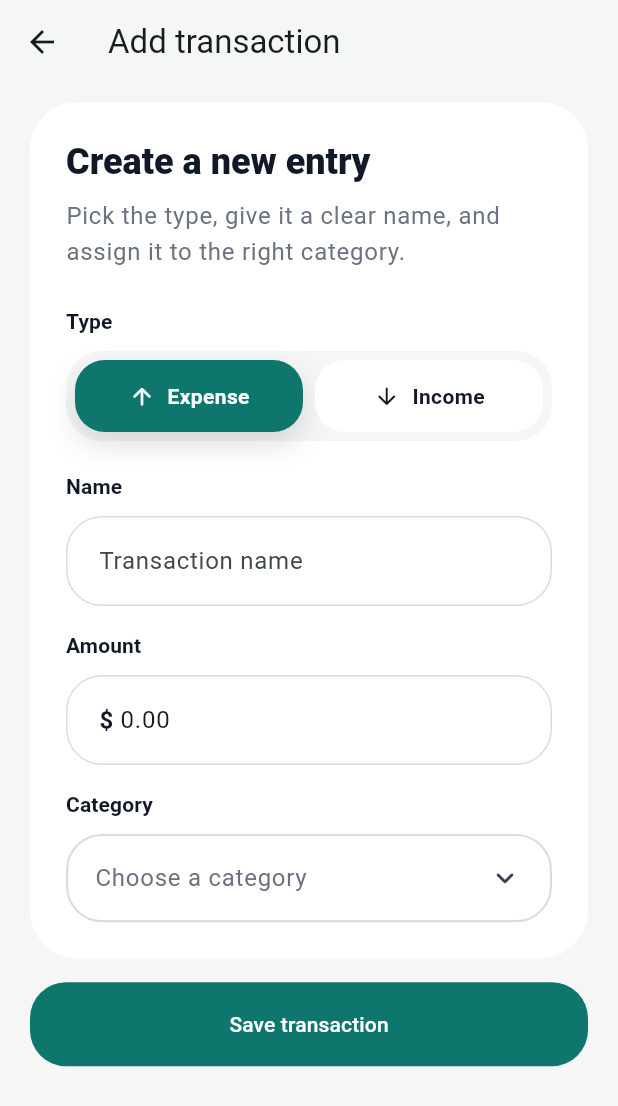
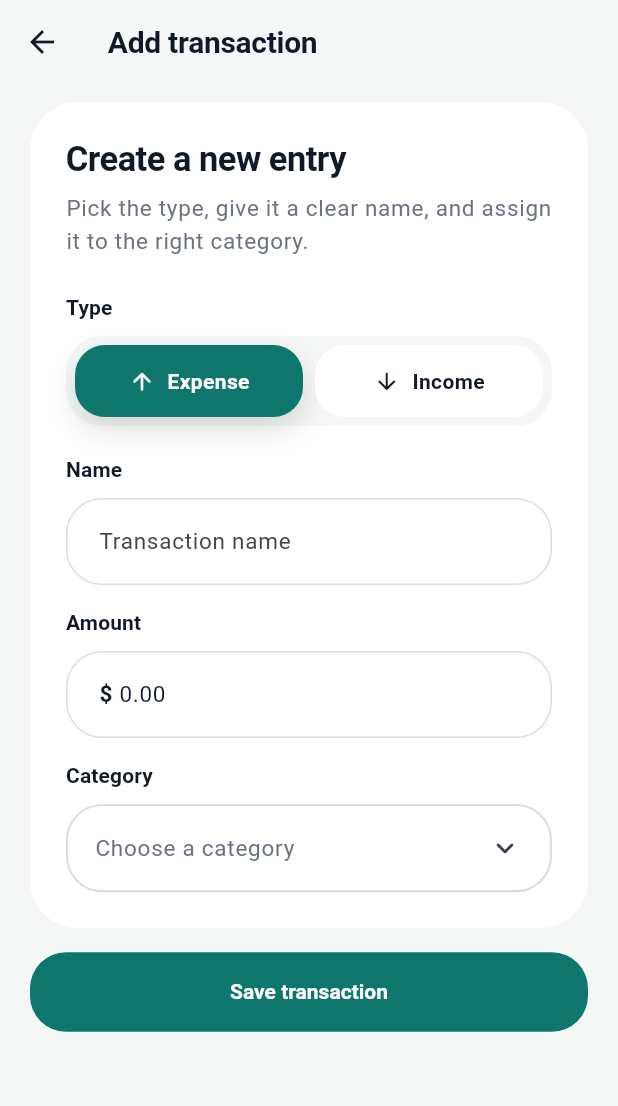
Before and after one commit to joaobartolot/expense_tracker, a Flutter app: the screen it shows after launch, after a tap on the "add" icon, on a phone screen of 412 x 824 dp. Shown: the top 1106 px of the screen. Run offline on Flutter 3.47's test engine with Material 3 defaults, Android fonts, the phone set to English and light mode, and no system bars.

Commit message:
feat: update text styles across the application for consistency and improved readability

```diff
--- a/lib/core/theme/app_theme.dart
+++ b/lib/core/theme/app_theme.dart
@@ -5,12 +5,103 @@ class AppTheme {
   const AppTheme._();
 
   static ThemeData light() {
+    final baseTextTheme = Typography.material2021().black.apply(
+      bodyColor: AppColors.textPrimary,
+      displayColor: AppColors.textPrimary,
+    );
+    final textTheme = baseTextTheme.copyWith(
+      displaySmall: baseTextTheme.displaySmall?.copyWith(
+        fontSize: 32,
+        fontWeight: FontWeight.w700,
+        letterSpacing: -0.8,
+        height: 1.1,
+      ),
+      headlineMedium: baseTextTheme.headlineMedium?.copyWith(
+        fontSize: 29,
+        fontWeight: FontWeight.w600,
+        letterSpacing: -0.5,
+        height: 1.15,
+      ),
+      headlineSmall: baseTextTheme.headlineSmall?.copyWith(
+        fontSize: 23,
+        fontWeight: FontWeight.w600,
+        letterSpacing: -0.35,
+        height: 1.2,
+      ),
+      titleLarge: baseTextTheme.titleLarge?.copyWith(
+        fontSize: 20,
+        fontWeight: FontWeight.w600,
+        letterSpacing: -0.2,
+        height: 1.2,
+      ),
+      titleMedium: baseTextTheme.titleMedium?.copyWith(
+        fontSize: 17,
+        fontWeight: FontWeight.w600,
+        letterSpacing: -0.1,
+        height: 1.25,
+      ),
+      titleSmall: baseTextTheme.titleSmall?.copyWith(
+        fontSize: 14,
+        fontWeight: FontWeight.w600,
+        height: 1.3,
+      ),
+      bodyLarge: baseTextTheme.bodyLarge?.copyWith(
+        fontSize: 15,
+        fontWeight: FontWeight.w400,
+        height: 1.45,
+      ),
+      bodyMedium: baseTextTheme.bodyMedium?.copyWith(
+        fontSize: 14,
+        fontWeight: FontWeight.w400,
+        height: 1.4,
+      ),
+      bodySmall: baseTextTheme.bodySmall?.copyWith(
+        fontSize: 12,
+        fontWeight: FontWeight.w400,
+        height: 1.35,
+      ),
+      labelLarge: baseTextTheme.labelLarge?.copyWith(
+        fontSize: 14,
+        fontWeight: FontWeight.w600,
+        height: 1.2,
+      ),
+    );
+
     return ThemeData(
       colorScheme: ColorScheme.fromSeed(
         seedColor: AppColors.brand,
         brightness: Brightness.light,
       ),
       scaffoldBackgroundColor: AppColors.background,
+      textTheme: textTheme,
+      appBarTheme: AppBarTheme(
+        centerTitle: false,
+        backgroundColor: AppColors.background,
+        foregroundColor: AppColors.textPrimary,
+        surfaceTintColor: Colors.transparent,
+        titleTextStyle: textTheme.titleLarge,
+      ),
+      filledButtonTheme: FilledButtonThemeData(
+        style: FilledButton.styleFrom(
+          textStyle: textTheme.labelLarge?.copyWith(
+            fontWeight: FontWeight.w600,
+          ),
+        ),
+      ),
+      outlinedButtonTheme: OutlinedButtonThemeData(
+        style: OutlinedButton.styleFrom(
+          textStyle: textTheme.labelLarge?.copyWith(
+            fontWeight: FontWeight.w600,
+          ),
+        ),
+      ),
+      textButtonTheme: TextButtonThemeData(
+        style: TextButton.styleFrom(
+          textStyle: textTheme.labelLarge?.copyWith(
+            fontWeight: FontWeight.w600,
+          ),
+        ),
+      ),
       useMaterial3: true,
     );
   }
--- a/lib/core/widgets/app_text_input.dart
+++ b/lib/core/widgets/app_text_input.dart
@@ -33,7 +33,7 @@ class AppTextInput extends StatelessWidget {
         Text(
           label,
           style: theme.textTheme.titleSmall?.copyWith(
-            fontWeight: FontWeight.w700,
+            fontWeight: FontWeight.w600,
             color: AppColors.textPrimary,
           ),
         ),
@@ -61,7 +61,7 @@ class AppTextInput extends StatelessWidget {
             prefixStyle:
                 prefixStyle ??
                 theme.textTheme.bodyLarge?.copyWith(
-                  fontWeight: FontWeight.w700,
+                  fontWeight: FontWeight.w600,
                   color: AppColors.textPrimary,
                 ),
             enabledBorder: _border(AppColors.border),
--- a/lib/core/widgets/custom_dropdown_selector.dart
+++ b/lib/core/widgets/custom_dropdown_selector.dart
@@ -87,7 +87,7 @@ class _CustomDropdownSelectorState<T> extends State<CustomDropdownSelector<T>>
         Text(
           widget.label,
           style: theme.textTheme.titleSmall?.copyWith(
-            fontWeight: FontWeight.w700,
+            fontWeight: FontWeight.w600,
             color: AppColors.textPrimary,
           ),
         ),
@@ -229,7 +229,7 @@ class _DropdownSelectorContent<T> extends StatelessWidget {
               Text(
                 item.label,
                 style: theme.textTheme.bodyLarge?.copyWith(
-                  fontWeight: FontWeight.w700,
+                  fontWeight: FontWeight.w600,
                   color: AppColors.textPrimary,
                 ),
               ),
--- a/lib/core/widgets/segmented_toggle_field.dart
+++ b/lib/core/widgets/segmented_toggle_field.dart
@@ -37,7 +37,7 @@ class SegmentedToggleField<T> extends StatelessWidget {
         Text(
           label,
           style: theme.textTheme.titleSmall?.copyWith(
-            fontWeight: FontWeight.w700,
+            fontWeight: FontWeight.w600,
             color: AppColors.textPrimary,
           ),
         ),
@@ -113,7 +113,7 @@ class _SegmentedToggleOption<T> extends StatelessWidget {
               item.label,
               style: TextStyle(
                 color: foregroundColor,
-                fontWeight: FontWeight.w700,
+                fontWeight: FontWeight.w600,
               ),
             ),
           ],
--- a/lib/features/categories/presentation/pages/add_category_page.dart
+++ b/lib/features/categories/presentation/pages/add_category_page.dart
@@ -132,7 +132,7 @@ class _AddCategoryPageState extends State<AddCategoryPage> {
                     Text(
                       'Create a new category',
                       style: theme.textTheme.headlineSmall?.copyWith(
-                        fontWeight: FontWeight.w800,
+                        fontWeight: FontWeight.w600,
                         color: AppColors.textPrimary,
                       ),
                     ),
--- a/lib/features/categories/presentation/pages/categories_page.dart
+++ b/lib/features/categories/presentation/pages/categories_page.dart
@@ -68,7 +68,7 @@ class _CategoriesPageState extends State<CategoriesPage> {
           Text(
             'Categories',
             style: theme.textTheme.headlineMedium?.copyWith(
-              fontWeight: FontWeight.w700,
+              fontWeight: FontWeight.w600,
               color: AppColors.textPrimary,
             ),
           ),
@@ -179,7 +179,7 @@ class _CategoryStat extends StatelessWidget {
           Text(
             value,
             style: theme.textTheme.headlineSmall?.copyWith(
-              fontWeight: FontWeight.w800,
+              fontWeight: FontWeight.w700,
               color: accentColor,
             ),
           ),
--- a/lib/features/categories/presentation/widgets/category_icon_picker.dart
+++ b/lib/features/categories/presentation/widgets/category_icon_picker.dart
@@ -164,7 +164,7 @@ class _CategoryIconPickerDialogState extends State<_CategoryIconPickerDialog> {
                       child: Text(
                         'Choose an icon',
                         style: theme.textTheme.headlineSmall?.copyWith(
-                          fontWeight: FontWeight.w800,
+                          fontWeight: FontWeight.w600,
                           color: AppColors.textPrimary,
                         ),
                       ),
@@ -233,7 +233,7 @@ class _CategoryIconPickerDialogState extends State<_CategoryIconPickerDialog> {
                           'No icons match your search.',
                           style: theme.textTheme.bodyLarge?.copyWith(
                             color: AppColors.textPrimary,
-                            fontWeight: FontWeight.w700,
+                            fontWeight: FontWeight.w600,
                           ),
                         ),
                       ],
--- a/lib/features/categories/presentation/widgets/category_section.dart
+++ b/lib/features/categories/presentation/widgets/category_section.dart
@@ -27,7 +27,7 @@ class CategorySection extends StatelessWidget {
           Text(
             title,
             style: theme.textTheme.titleMedium?.copyWith(
-              fontWeight: FontWeight.w700,
+              fontWeight: FontWeight.w600,
               color: AppColors.textPrimary,
             ),
           ),
--- a/lib/features/categories/presentation/widgets/category_tile.dart
+++ b/lib/features/categories/presentation/widgets/category_tile.dart
@@ -42,7 +42,7 @@ class CategoryTile extends StatelessWidget {
                   category.name,
                   style: const TextStyle(
                     fontSize: 16,
-                    fontWeight: FontWeight.w700,
+                    fontWeight: FontWeight.w600,
                     color: AppColors.textPrimary,
                   ),
                 ),
@@ -70,7 +70,7 @@ class CategoryTile extends StatelessWidget {
               isIncome ? 'Income' : 'Expense',
               style: TextStyle(
                 fontSize: 12,
-                fontWeight: FontWeight.w700,
+                fontWeight: FontWeight.w600,
                 color: isIncome ? AppColors.income : AppColors.iconMuted,
               ),
             ),
--- a/lib/features/navigation/presentation/pages/app_shell.dart
+++ b/lib/features/navigation/presentation/pages/app_shell.dart
@@ -101,7 +101,7 @@ class _PlaceholderPage extends StatelessWidget {
           label,
           style: theme.textTheme.headlineMedium?.copyWith(
             color: AppColors.textPrimary,
-            fontWeight: FontWeight.w700,
+            fontWeight: FontWeight.w600,
           ),
         ),
       ),
--- a/lib/features/transactions/presentation/pages/add_transaction_page.dart
+++ b/lib/features/transactions/presentation/pages/add_transaction_page.dart
@@ -297,7 +297,7 @@ class _AddTransactionPageState extends State<AddTransactionPage> {
                     Text(
                       _isEditing ? 'Update this entry' : 'Create a new entry',
                       style: theme.textTheme.headlineSmall?.copyWith(
-                        fontWeight: FontWeight.w800,
+                        fontWeight: FontWeight.w600,
                         color: AppColors.textPrimary,
                       ),
                     ),
--- a/lib/features/transactions/presentation/pages/home_page.dart
+++ b/lib/features/transactions/presentation/pages/home_page.dart
@@ -233,7 +233,7 @@ class _HomePageState extends State<HomePage> {
           Text(
             'Hello',
             style: theme.textTheme.headlineMedium?.copyWith(
-              fontWeight: FontWeight.w700,
+              fontWeight: FontWeight.w600,
               color: AppColors.textPrimary,
             ),
           ),
--- a/lib/features/transactions/presentation/pages/transaction_detail_page.dart
+++ b/lib/features/transactions/presentation/pages/transaction_detail_page.dart
@@ -163,8 +163,8 @@ class _TransactionDetailPageState extends State<TransactionDetailPage> {
                     transaction.title,
                     style: theme.textTheme.headlineSmall?.copyWith(
                       color: AppColors.textPrimary,
-                      fontWeight: FontWeight.w800,
-                      letterSpacing: -0.3,
+                      fontWeight: FontWeight.w600,
+                      letterSpacing: -0.2,
                     ),
                   ),
                   const SizedBox(height: 10),
@@ -172,8 +172,8 @@ class _TransactionDetailPageState extends State<TransactionDetailPage> {
                     '$amountPrefix${formatCurrency(transaction.amount)}',
                     style: theme.textTheme.displaySmall?.copyWith(
                       color: amountColor,
-                      fontWeight: FontWeight.w800,
-                      letterSpacing: -0.8,
+                      fontWeight: FontWeight.w700,
+                      letterSpacing: -0.6,
                     ),
                   ),
                   const SizedBox(height: 12),
@@ -299,7 +299,7 @@ class _SectionCard extends StatelessWidget {
             title,
             style: theme.textTheme.titleMedium?.copyWith(
               color: AppColors.textPrimary,
-              fontWeight: FontWeight.w700,
+              fontWeight: FontWeight.w600,
             ),
           ),
           const SizedBox(height: 16),
@@ -352,7 +352,7 @@ class _DetailTile extends StatelessWidget {
                   label,
                   style: theme.textTheme.bodySmall?.copyWith(
                     color: AppColors.textSecondary,
-                    fontWeight: FontWeight.w600,
+                    fontWeight: FontWeight.w500,
                   ),
                 ),
                 const SizedBox(height: 4),
@@ -360,7 +360,7 @@ class _DetailTile extends StatelessWidget {
                   value,
                   style: theme.textTheme.bodyLarge?.copyWith(
                     color: AppColors.textPrimary,
-                    fontWeight: FontWeight.w700,
+                    fontWeight: FontWeight.w600,
                   ),
                 ),
               ],
@@ -397,7 +397,7 @@ class _StatusBadge extends StatelessWidget {
         label,
         style: theme.textTheme.labelLarge?.copyWith(
           color: textColor,
-          fontWeight: FontWeight.w700,
+          fontWeight: FontWeight.w600,
         ),
       ),
     );
--- a/lib/features/transactions/presentation/widgets/balance_card.dart
+++ b/lib/features/transactions/presentation/widgets/balance_card.dart
@@ -42,7 +42,7 @@ class BalanceCard extends StatelessWidget {
             formatCurrency(balance),
             style: theme.textTheme.displaySmall?.copyWith(
               color: AppColors.white,
-              fontWeight: FontWeight.w800,
+              fontWeight: FontWeight.w700,
             ),
           ),
         ],
--- a/lib/features/transactions/presentation/widgets/transaction_tile.dart
+++ b/lib/features/transactions/presentation/widgets/transaction_tile.dart
@@ -54,7 +54,7 @@ class TransactionTile extends StatelessWidget {
                         transaction.title,
                         style: const TextStyle(
                           fontSize: 16,
-                          fontWeight: FontWeight.w700,
+                          fontWeight: FontWeight.w600,
                           color: AppColors.textPrimary,
                         ),
                       ),
@@ -74,7 +74,7 @@ class TransactionTile extends StatelessWidget {
                   '${isIncome ? '+' : '-'}${formatCurrency(transaction.amount)}',
                   style: TextStyle(
                     fontSize: 15,
-                    fontWeight: FontWeight.w700,
+                    fontWeight: FontWeight.w600,
                     color: isIncome ? AppColors.income : AppColors.textPrimary,
                   ),
                 ),
```
